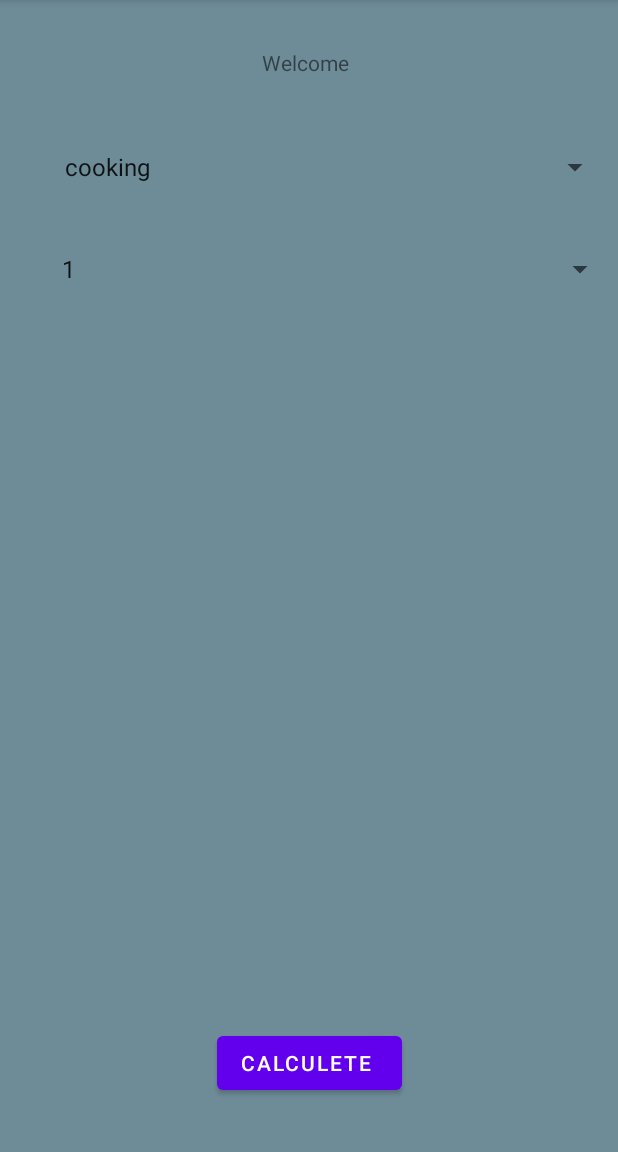
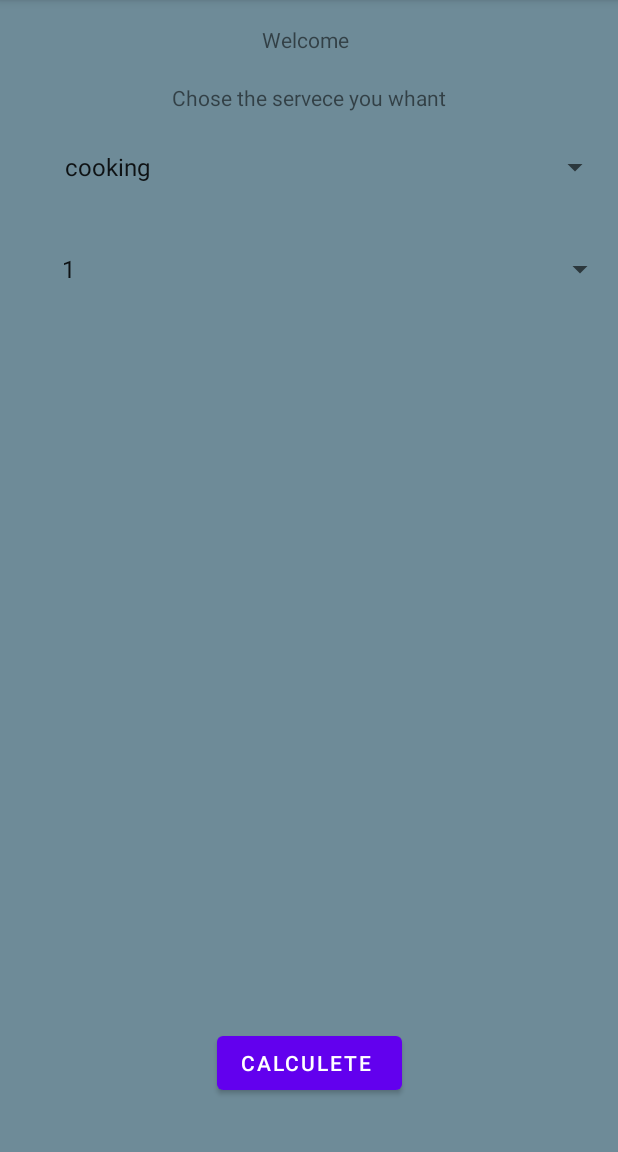
Before and after one commit to omarzabin/Android-Assignment1, an Android app: the screen it shows after launch (MainActivity), on a phone screen of 412 x 824 dp, the part 84-1236 px from its top. Run offline under Robolectric (Android 15) with nearby library versions, the phone set to English and light mode, and no system bars.

Commit message:
Final save

```diff
--- a/app/src/main/res/layout/activity_main.xml
+++ b/app/src/main/res/layout/activity_main.xml
@@ -62,7 +62,7 @@
         app:layout_constraintHorizontal_bias="0.498"
         app:layout_constraintStart_toStartOf="parent"
         app:layout_constraintTop_toTopOf="parent"
-        app:layout_constraintVertical_bias="0.043" />
+        app:layout_constraintVertical_bias="0.022" />
 
     <Spinner
         android:id="@+id/hoursSP"
@@ -76,4 +76,15 @@
         app:layout_constraintTop_toTopOf="parent"
         app:layout_constraintVertical_bias="0.209" />
 
+    <TextView
+        android:id="@+id/textView3"
+        android:layout_width="wrap_content"
+        android:layout_height="wrap_content"
+        android:text="Chose the servece you whant"
+        app:layout_constraintBottom_toBottomOf="parent"
+        app:layout_constraintEnd_toEndOf="parent"
+        app:layout_constraintStart_toStartOf="parent"
+        app:layout_constraintTop_toTopOf="parent"
+        app:layout_constraintVertical_bias="0.074" />
+
 </androidx.constraintlayout.widget.ConstraintLayout>
```
Also changed, not shown: app/src/main/java/com/example/assignment1/MainActivity.kt (+16 -16 lines).
